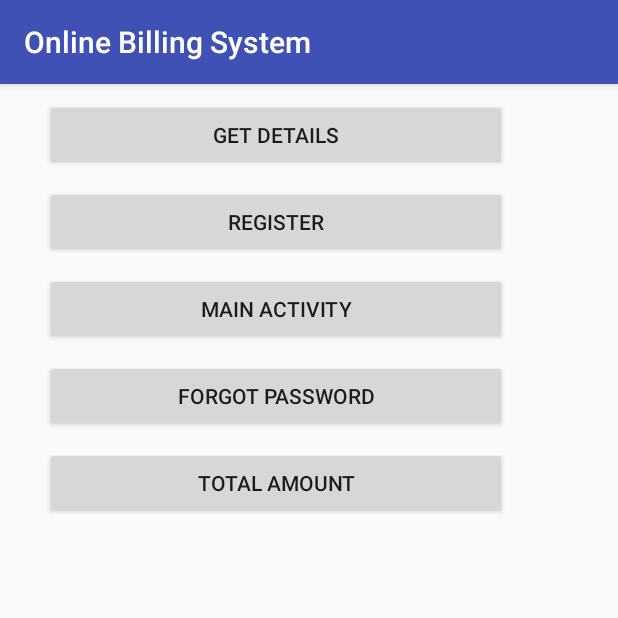
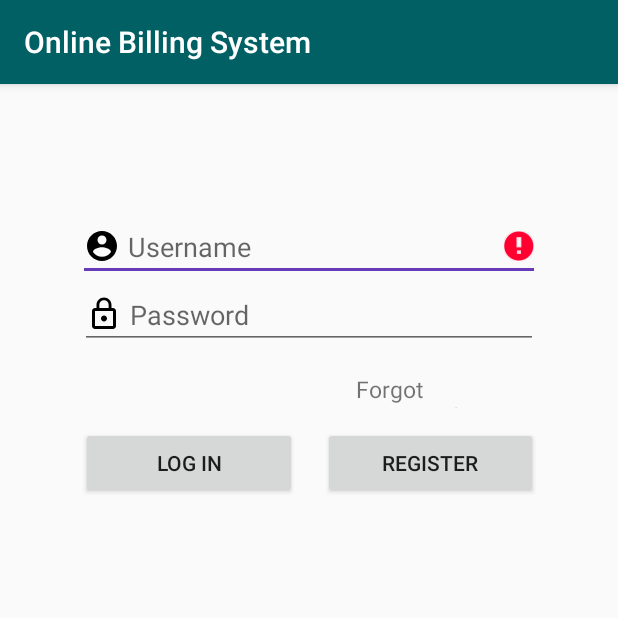
Before and after one commit to akshaykalola28/Online-Electricity-Billing-System, an Android app: the screen it shows after launch (AllActivity before the commit, MainActivity after it), after a tap on an icon or button, on a phone screen of 412 x 824 dp, the top half of it. Run offline under Robolectric (Android 15) with nearby library versions, the phone set to English and light mode, and no system bars; our stand-ins replace Firebase (no records; nobody signed in at launch, a user with empty details on screens opened directly); 2 other taps on this screen came first.

Commit message:
Remove unnecessary content

```diff
--- a/app/src/main/AndroidManifest.xml
+++ b/app/src/main/AndroidManifest.xml
@@ -29,9 +29,7 @@
         </activity>
         <activity android:name=".GetDetailsActivity" />
         <activity android:name=".Register" />
-        <activity android:name=".AllActivity" />
         <activity android:name=".ForgotPassword" />
-        <activity android:name=".TotalAmount" />
     </application>
 
 </manifest>
--- a/app/src/main/java/example/akshay/onlinebillingsystem/HomeActivity.java
+++ b/app/src/main/java/example/akshay/onlinebillingsystem/HomeActivity.java
@@ -109,12 +109,6 @@ public class HomeActivity extends AppCompatActivity
             getFragmentManager().beginTransaction().replace(R.id.fragment_container,new GetDetailsActivity()).commit();
         } else if (id == R.id.nav_forgot_password) {
             getFragmentManager().beginTransaction().replace(R.id.fragment_container,new ForgotPassword()).commit();
-        } else if (id == R.id.nav_slideshow) {
-
-        } else if (id == R.id.nav_manage) {
-
-        } else if (id == R.id.nav_share) {
-
         } else if (id == R.id.nav_send) {
 
         }
--- a/app/src/main/java/example/akshay/onlinebillingsystem/MainActivity.java
+++ b/app/src/main/java/example/akshay/onlinebillingsystem/MainActivity.java
@@ -52,8 +52,7 @@ public class MainActivity extends AppCompatActivity {
         forgot_TV.setOnClickListener(new View.OnClickListener() {
             @Override
             public void onClick(View v) {
-                Intent intent = new Intent(MainActivity.this, AllActivity.class);
-                startActivity(intent);
+                //getFragmentManager().beginTransaction().replace(R.id.main_fragment,new ForgotPassword()).commit();
             }
         });
         logInButton = findViewById(R.id.log_in);
--- a/app/src/main/res/layout/activity_all.xml
+++ /dev/null
@@ -1,66 +0,0 @@
-<?xml version="1.0" encoding="utf-8"?>
-<android.support.constraint.ConstraintLayout xmlns:android="http://schemas.android.com/apk/res/android"
-    xmlns:tools="http://schemas.android.com/tools"
-    android:layout_width="match_parent"
-    android:layout_height="match_parent"
-    tools:context=".AllActivity">
-
-    <LinearLayout
-        android:layout_width="368dp"
-        android:layout_height="495dp"
-        android:orientation="vertical"
-        tools:ignore="MissingConstraints"
-        tools:layout_editor_absoluteX="8dp"
-        tools:layout_editor_absoluteY="8dp">
-
-        <Button
-            android:id="@+id/button5"
-            android:layout_width="match_parent"
-            android:layout_height="wrap_content"
-            android:layout_marginLeft="30dp"
-            android:layout_marginTop="10dp"
-            android:layout_marginRight="30dp"
-            android:onClick="getDetails"
-            android:text="Get Details" />
-
-        <Button
-            android:id="@+id/button9"
-            android:layout_width="match_parent"
-            android:layout_height="wrap_content"
-            android:layout_marginLeft="30dp"
-            android:layout_marginTop="10dp"
-            android:layout_marginRight="30dp"
-            android:onClick="openRegister"
-            android:text="Register" />
-
-        <Button
-            android:id="@+id/button10"
-            android:layout_width="match_parent"
-            android:layout_height="wrap_content"
-            android:layout_marginLeft="30dp"
-            android:layout_marginTop="10dp"
-            android:layout_marginRight="30dp"
-            android:onClick="mainActivity"
-            android:text="Main Activity" />
-
-        <Button
-            android:id="@+id/button11"
-            android:layout_width="match_parent"
-            android:layout_height="wrap_content"
-            android:layout_marginLeft="30dp"
-            android:layout_marginTop="10dp"
-            android:layout_marginRight="30dp"
-            android:onClick="forgotPassword"
-            android:text="Forgot Password" />
-
-        <Button
-            android:id="@+id/button12"
-            android:layout_width="match_parent"
-            android:layout_height="wrap_content"
-            android:layout_marginLeft="30dp"
-            android:layout_marginTop="10dp"
-            android:layout_marginRight="30dp"
-            android:onClick="totalAmount"
-            android:text="Total Amount" />
-    </LinearLayout>
-</android.support.constraint.ConstraintLayout>
--- a/app/src/main/res/layout/activity_main.xml
+++ b/app/src/main/res/layout/activity_main.xml
@@ -1,23 +1,28 @@
 <?xml version="1.0" encoding="utf-8"?>
-<android.support.constraint.ConstraintLayout xmlns:android="http://schemas.android.com/apk/res/android"
+<FrameLayout xmlns:android="http://schemas.android.com/apk/res/android"
     xmlns:app="http://schemas.android.com/apk/res-auto"
     xmlns:tools="http://schemas.android.com/tools"
+    android:id="@+id/main_fragment"
     android:layout_width="match_parent"
     android:layout_height="match_parent"
     tools:context=".MainActivity"
     tools:layout_editor_absoluteY="81dp">
 
+    <android.support.constraint.ConstraintLayout
+        android:layout_width="match_parent"
+        android:layout_height="match_parent">
+
         <EditText
             android:id="@+id/login_username"
             android:layout_width="0dp"
             android:layout_height="wrap_content"
-        android:layout_marginEnd="52dp"
             android:layout_marginStart="52dp"
             android:layout_marginTop="86dp"
+            android:layout_marginEnd="52dp"
+            android:drawableStart="@drawable/ic_username"
+            android:drawablePadding="5dp"
             android:ems="10"
             android:hint="Username"
-        android:drawableStart="@drawable/ic_username"
-        android:drawablePadding="5dp"
             android:inputType="textEmailAddress"
             app:layout_constraintEnd_toEndOf="parent"
             app:layout_constraintStart_toStartOf="parent"
@@ -27,12 +32,12 @@
             android:id="@+id/login_password"
             android:layout_width="0dp"
             android:layout_height="wrap_content"
+            android:layout_marginStart="53dp"
             android:layout_marginEnd="53dp"
-        android:layout_marginStart="53dp"
+            android:drawableStart="@drawable/ic_lock_outline_black_24dp"
+            android:drawablePadding="5dp"
             android:ems="10"
             android:hint="Password"
-        android:drawableStart="@drawable/ic_lock_outline_black_24dp"
-        android:drawablePadding="5dp"
             android:inputType="textPassword"
             app:layout_constraintEnd_toEndOf="parent"
             app:layout_constraintStart_toStartOf="parent"
@@ -43,9 +48,9 @@
             android:id="@+id/log_in"
             android:layout_width="0dp"
             android:layout_height="wrap_content"
-        android:layout_marginEnd="17dp"
             android:layout_marginStart="54dp"
             android:layout_marginTop="52dp"
+            android:layout_marginEnd="17dp"
             android:text="Log In"
             app:layout_constraintEnd_toStartOf="@+id/register"
             app:layout_constraintStart_toStartOf="parent"
@@ -57,12 +62,12 @@
             android:layout_width="0dp"
             android:layout_height="wrap_content"
             android:layout_marginEnd="53dp"
+            android:onClick="openRegister"
             android:text="Register"
             app:layout_constraintBaseline_toBaselineOf="@+id/log_in"
             app:layout_constraintEnd_toEndOf="parent"
             app:layout_constraintStart_toEndOf="@+id/log_in"
-        tools:ignore="MissingConstraints"
-        android:onClick="openRegister" />
+            tools:ignore="MissingConstraints" />
 
         <TextView
             android:id="@+id/forgot_password"
@@ -80,3 +85,4 @@
             tools:ignore="MissingConstraints" />
 
     </android.support.constraint.ConstraintLayout>
+</FrameLayout>
--- a/app/src/main/res/values/colors.xml
+++ b/app/src/main/res/values/colors.xml
@@ -1,6 +1,6 @@
 <?xml version="1.0" encoding="utf-8"?>
 <resources>
-    <color name="colorPrimary">#3F51B5</color>
-    <color name="colorPrimaryDark">#303F9F</color>
-    <color name="colorAccent">#FF4081</color>
+    <color name="colorPrimary">#006064</color>
+    <color name="colorPrimaryDark">#00363a</color>
+    <color name="colorAccent">#673AB7</color>
 </resources>
--- a/build.gradle
+++ b/build.gradle
@@ -7,7 +7,7 @@ buildscript {
         jcenter()
     }
     dependencies {
-        classpath 'com.android.tools.build:gradle:3.3.1'
+        classpath 'com.android.tools.build:gradle:3.3.2'
         classpath 'com.google.gms:google-services:4.0.1'
 
         // NOTE: Do not place your application dependencies here; they belong
```
Also changed, not shown: app/src/main/java/example/akshay/onlinebillingsystem/AllActivity.java (deleted, +0 -43 lines), app/src/main/java/example/akshay/onlinebillingsystem/ForgotPassword.java (+9 -2 lines), app/src/main/java/example/akshay/onlinebillingsystem/GetDetailsActivity.java (+0 -38 lines), app/src/main/java/example/akshay/onlinebillingsystem/Register.java (+3 -4 lines), app/src/main/java/example/akshay/onlinebillingsystem/TotalAmount.java (deleted, +0 -13 lines), app/src/main/res/layout/activity_total_amount.xml (deleted, +0 -203 lines), app/src/main/res/menu/activity_home_drawer.xml (+0 -12 lines). Lines whose indentation alone changed are shown as unchanged.
